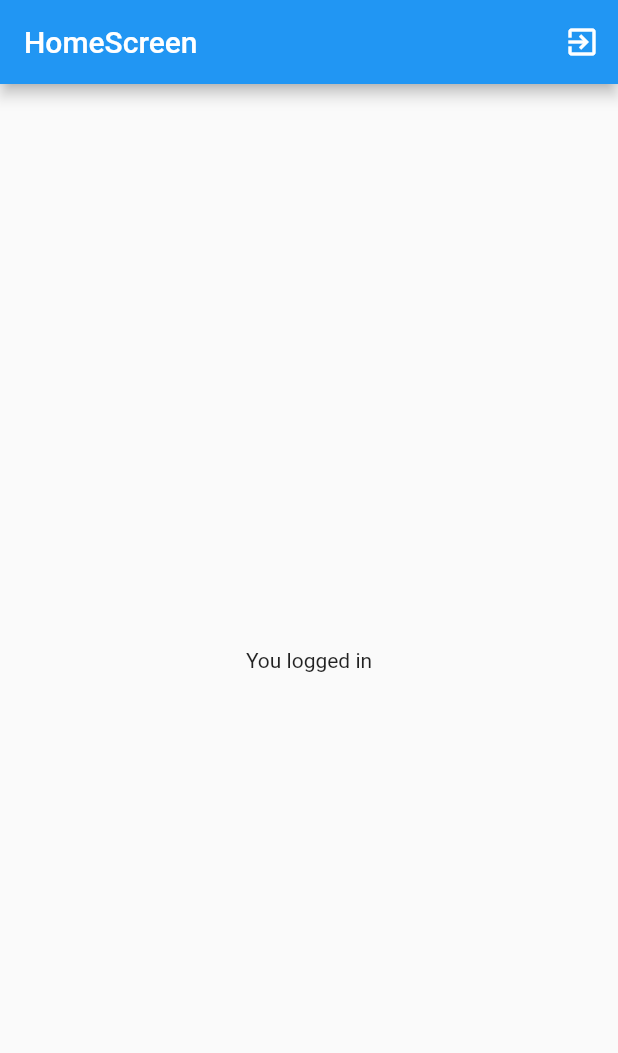
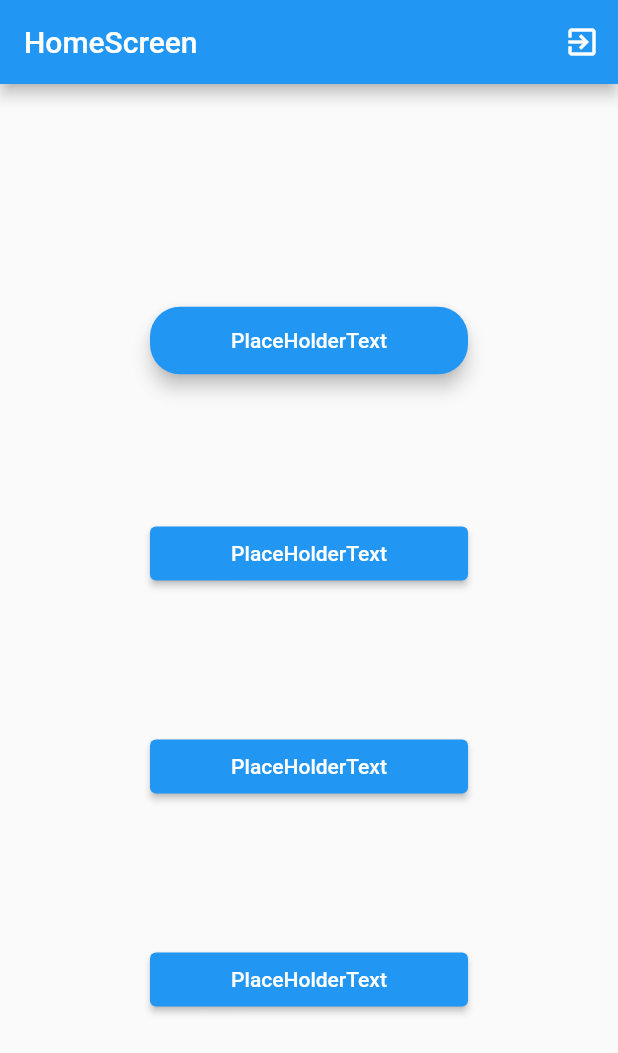
Before and after one commit to metinbeycigim/well_organized, a Flutter app: the screen it shows once a user with an empty profile is signed in, on a phone screen of 412 x 824 dp. Shown: the top 1053 px of the screen. Run offline on Flutter 3.47's test engine with Material 2 defaults, Android fonts, the light colour scheme and no system bars; our stand-ins replace firebase_auth, firebase_core, firebase_database, flutter_riverpod, go_router; accounts and stored records are empty; network calls fail.

Commit message:
homepage screen design just started

```diff
--- a/lib/screens/home_screen.dart
+++ b/lib/screens/home_screen.dart
@@ -1,6 +1,8 @@
 import 'package:flutter/material.dart';
 import 'package:flutter_riverpod/flutter_riverpod.dart';
 import 'package:well_organized/services/riverpod_service.dart';
+
+import '../widgets/create_elevated_button.dart';
 
 class HomeScreen extends ConsumerWidget {
   const HomeScreen({super.key});
@@ -18,7 +20,19 @@ class HomeScreen extends ConsumerWidget {
           )
         ],
       ),
-      body: const Center(child: Text('You logged in')),
+      body: Padding(
+        padding: const EdgeInsets.all(100.0),
+        child: Column(
+          mainAxisAlignment: MainAxisAlignment.spaceAround,
+          crossAxisAlignment: CrossAxisAlignment.stretch,
+          children: [
+            const CreateElevatedButton(null),
+            ElevatedButton(onPressed: () {}, child: const Text('PlaceHolderText')),
+            ElevatedButton(onPressed: () {}, child: const Text('PlaceHolderText')),
+            ElevatedButton(onPressed: () {}, child: const Text('PlaceHolderText')),
+          ],
+        ),
+      ),
     );
   }
 }
--- a/lib/services/firebase_database_service.dart
+++ b/lib/services/firebase_database_service.dart
@@ -1,5 +1,5 @@
 import 'package:firebase_database/firebase_database.dart';
 
 class FirebaseDatabaseService {
-  static final firebaseDatabase = FirebaseDatabase.instance;
+  static final firebaseDatabase = FirebaseDatabase.instance.ref();
 }
--- a/lib/services/riverpod_service.dart
+++ b/lib/services/riverpod_service.dart
@@ -7,8 +7,8 @@ import 'package:well_organized/services/firebase_database_service.dart';
 
 class RiverpodService {
   static final firebaseAuthProvider = Provider<FirebaseAuthService>((ref) => FirebaseAuthService());
+  static final firebaseDatabaseProvider = Provider<FirebaseDatabaseService>((ref) => FirebaseDatabaseService());
   static final authStateProvider = StreamProvider<User?>((ref) => ref.watch(firebaseAuthProvider).authStateChange);
-  static final firebaseDatabaseProvider = Provider<FirebaseDatabaseService>((ref) => FirebaseDatabaseService());
   static final routeProvider = Provider<GoRouter>((ref) {
     final authState = ref.watch(authStateProvider);
     final router = Routes();
--- /dev/null
+++ b/lib/widgets/create_elevated_button.dart
@@ -0,0 +1,18 @@
+import 'package:flutter/material.dart';
+
+class CreateElevatedButton extends StatelessWidget {
+  final void callBackFunction;
+  const CreateElevatedButton(this.callBackFunction, {super.key});
+
+  @override
+  Widget build(BuildContext context) {
+    return ElevatedButton(
+      onPressed: () => callBackFunction,
+      style: ElevatedButton.styleFrom(
+          fixedSize: const Size(double.infinity, 45),
+          elevation: 5,
+          shape: const RoundedRectangleBorder(borderRadius: BorderRadius.all(Radius.circular(20)))),
+      child: const Text('PlaceHolderText'),
+    );
+  }
+}
```
Also changed, not shown: lib/screens/login_screen.dart (+9 -5 lines), lib/services/firebase_auth_service.dart (+13 -1 lines).
